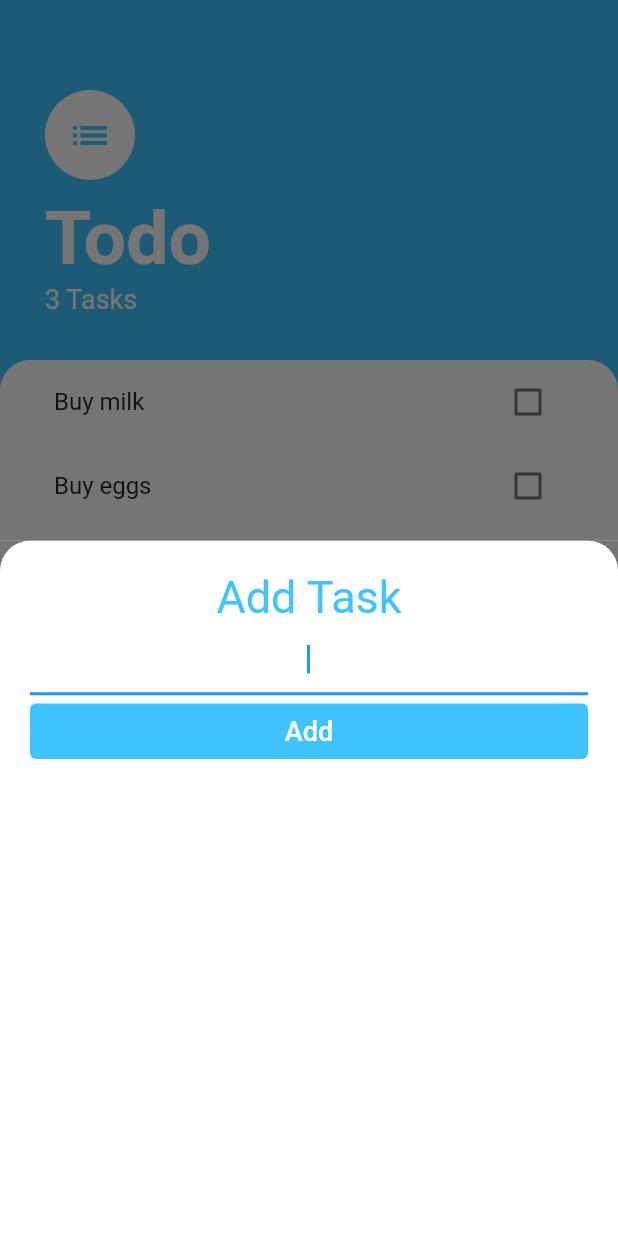
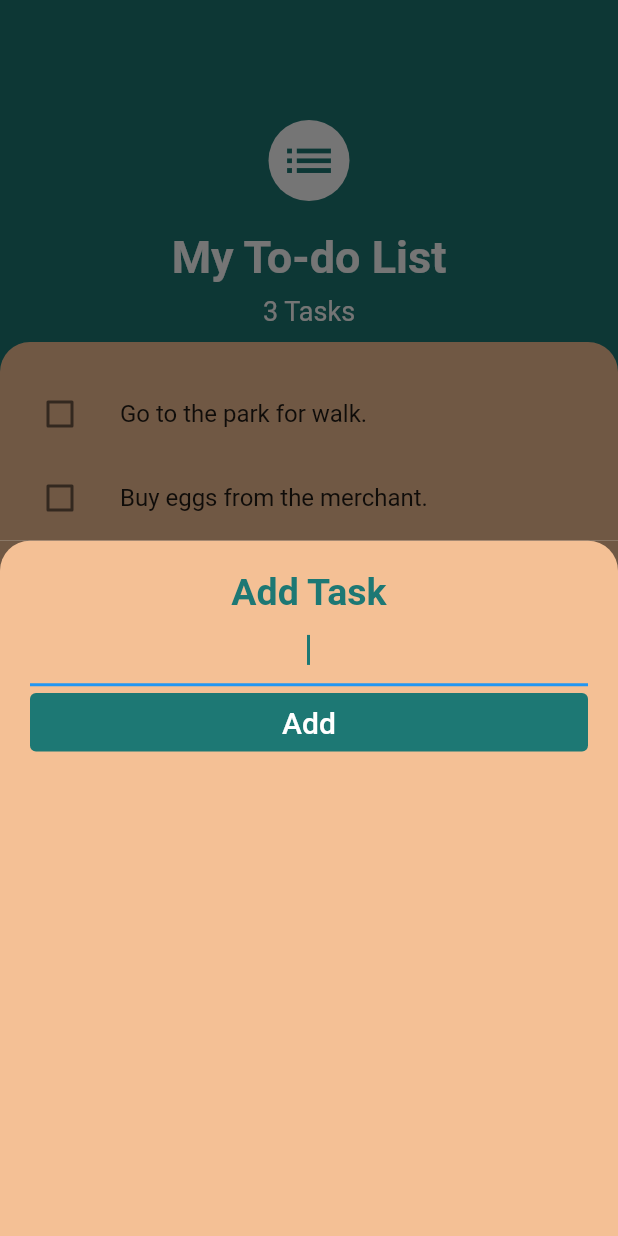
Before and after one commit to SinirliJapon/To-Do_List, a Flutter app: the screen it shows after launch, after a tap on the "add" icon, on a phone screen of 412 x 824 dp. Run offline on Flutter 3.47's test engine with Material 2 defaults, Android fonts, the phone set to English and light mode, and no system bars.

Commit message:
adding constants.dart, implementing the provider

```diff
--- /dev/null
+++ b/lib/constants.dart
@@ -0,0 +1,35 @@
+import 'package:flutter/material.dart';
+
+const kPrimaryColor = Color(0xFF1D7874);
+const kTaskTileColor = Color(0xFFF4C095);
+const kHoverColor = Color(0xFF705844);
+
+const kTaskTitle = TextStyle(
+  color: Colors.white,
+  fontSize: 30.0,
+  fontWeight: FontWeight.w700,
+);
+
+const kTaskNumber = TextStyle(
+  color: Colors.white,
+  fontSize: 18.0,
+);
+
+const kBoxDecoration = BoxDecoration(
+  color: kTaskTileColor,
+  borderRadius: BorderRadius.only(
+    topLeft: Radius.circular(20.0),
+    topRight: Radius.circular(20.0),
+  ),
+);
+
+const kAddTaskTitle = TextStyle(
+  fontWeight: FontWeight.w700,
+  color: kPrimaryColor,
+  fontSize: 25.0,
+);
+
+const kButtonTextTitle = TextStyle(
+  color: Colors.white,
+  fontSize: 20.0,
+);
--- a/lib/main.dart
+++ b/lib/main.dart
@@ -1,4 +1,7 @@
 import 'package:flutter/material.dart';
+import 'package:provider/provider.dart';
+import 'package:todo_list/constants.dart';
+import 'package:todo_list/models/task_data.dart';
 import 'package:todo_list/screens/tasks_screen.dart';
 
 void main() => runApp(const MyApp());
@@ -8,8 +11,16 @@ class MyApp extends StatelessWidget {
 
   @override
   Widget build(BuildContext context) {
-    return MaterialApp(
-      home: TasksScreen(),
+    return ChangeNotifierProvider(
+      // builder: (context) => TaskData(),
+      create: (BuildContext context) => TaskData(),
+      child: MaterialApp(
+        theme: ThemeData(
+          primaryColor: kPrimaryColor,
+          scaffoldBackgroundColor: kTaskTileColor,
+        ),
+        home: TasksScreen(),
+      ),
     );
   }
 }
--- /dev/null
+++ b/lib/models/task_data.dart
@@ -0,0 +1,25 @@
+import 'package:flutter/cupertino.dart';
+import 'package:flutter/foundation.dart';
+import 'task.dart';
+import 'dart:collection';
+
+class TaskData extends ChangeNotifier {
+  List<Task> _tasks = [
+    Task(name: 'Go to the park for walk.'),
+    Task(name: 'Buy eggs from the merchant.'),
+    Task(name: 'Prepare for the prom.'),
+  ];
+
+  UnmodifiableListView<Task> get tasks => UnmodifiableListView(_tasks);
+
+  int get taskCount {
+    return _tasks.length;
+  }
+
+  void addTask(String newTaskTitle) {
+
+    final task = Task(name: newTaskTitle);
+    _tasks.add(task);
+    notifyListeners();
+  }
+}
--- a/lib/screens/add_task_screen.dart
+++ b/lib/screens/add_task_screen.dart
@@ -1,26 +1,18 @@
 import 'package:flutter/material.dart';
+import 'package:todo_list/constants.dart';
+import 'package:provider/provider.dart';
+import 'package:todo_list/models/task_data.dart';
 
 class AddTaskScreen extends StatelessWidget {
-
-  final Function addTaskCallback;
-
-  AddTaskScreen({required this.addTaskCallback});
-
   @override
   Widget build(BuildContext context) {
     late String newTaskTitle;
 
     return Container(
-      color: const Color(0xff757575),
+      color: kHoverColor,
       child: Container(
         padding: const EdgeInsets.all(20.0),
-        decoration: const BoxDecoration(
-          color: Colors.white,
-          borderRadius: BorderRadius.only(
-            topRight: Radius.circular(20.0),
-            topLeft: Radius.circular(20.0),
-          ),
-        ),
+        decoration: kBoxDecoration,
         child: Column(
           crossAxisAlignment: CrossAxisAlignment.stretch,
           children: [
@@ -28,13 +20,12 @@ class AddTaskScreen extends StatelessWidget {
               child: const Text(
                 'Add Task',
                 textAlign: TextAlign.center,
-                style: TextStyle(
-                  color: Colors.lightBlueAccent,
-                  fontSize: 30.0,
-                ),
+                style: kAddTaskTitle,
               ),
             ),
             TextField(
+              cursorColor: kPrimaryColor,
+              cursorHeight: 20.0,
               autofocus: true,
               textAlign: TextAlign.center,
               onChanged: (newText) {
@@ -42,20 +33,18 @@ class AddTaskScreen extends StatelessWidget {
               },
             ),
             TextButton(
+              child: const Text(
+                'Add',
+                style: kButtonTextTitle,
+              ),
               style: TextButton.styleFrom(
-                backgroundColor: Colors.lightBlueAccent,
+                backgroundColor: kPrimaryColor,
               ),
               onPressed: () {
-                addTaskCallback(newTaskTitle);
+                Provider.of<TaskData>(context, listen: false).addTask(newTaskTitle);
+                Navigator.pop(context);
               },
-              child: const Text(
-                'Add',
-                style: TextStyle(
-                  color: Colors.white,
-                  fontSize: 18.0,
-                ),
-              ),
-            )
+            ),
           ],
         ),
       ),
--- a/lib/screens/tasks_screen.dart
+++ b/lib/screens/tasks_screen.dart
@@ -1,101 +1,72 @@
 import 'package:flutter/material.dart';
+import 'package:todo_list/models/task_data.dart';
 import 'package:todo_list/widgets/tasks_list.dart';
 import 'add_task_screen.dart';
-import 'package:todo_list/models/task.dart';
+import 'package:provider/provider.dart';
+import 'package:todo_list/constants.dart';
 
-class TasksScreen extends StatefulWidget {
-  @override
-  State<TasksScreen> createState() => _TasksScreenState();
-}
-
-class _TasksScreenState extends State<TasksScreen> {
-  List<Task> tasks = [
-    Task(name: 'Buy milk'),
-    Task(name: 'Buy eggs'),
-    Task(name: 'Buy bread'),
-  ];
-
+class TasksScreen extends StatelessWidget {
   @override
   Widget build(BuildContext context) {
-    return Scaffold(
-      backgroundColor: Colors.lightBlueAccent,
+    return Center(
+      child: Scaffold(
+        backgroundColor: kPrimaryColor,
         floatingActionButton: FloatingActionButton(
-        backgroundColor: Colors.lightBlueAccent,
+          backgroundColor: kPrimaryColor,
           child: const Icon(Icons.add),
           onPressed: () {
             showModalBottomSheet(
               context: context,
-            builder: (context) => AddTaskScreen(
-              addTaskCallback: (newTaskTitle) {
-                setState(
-                  () {
-                    tasks.add(Task(name: newTaskTitle));
-                  },
-                );
-                Navigator.pop(context);
-              },
-            ),
+              builder: (context) => AddTaskScreen(),
             );
           },
         ),
         body: Column(
-        crossAxisAlignment: CrossAxisAlignment.start,
           children: [
             Container(
               padding: const EdgeInsets.only(
-                top: 60.0, left: 30.0, right: 30.0, bottom: 30.0),
+                  top: 60.0, left: 30.0, right: 30.0),
               child: Column(
-              crossAxisAlignment: CrossAxisAlignment.start,
                 children: [
+                  const SizedBox(height: 20.0),
                   const CircleAvatar(
+                    backgroundColor: Colors.white,
+                    radius: 27.0,
                     child: Icon(
                       Icons.list,
-                    color: Colors.lightBlueAccent,
-                    size: 30.0,
+                      color: kPrimaryColor,
+                      size: 39.0,
                     ),
-                  backgroundColor: Colors.white,
-                  radius: 30.0,
+                  ),
+                  const SizedBox(
+                    height: 20.0,
+                  ),
+                  const Text(
+                    'My To-do List',
+                    style: kTaskTitle,
+                  ),
+                  const SizedBox(
+                    height: 8.0,
+                  ),
+                  Text(
+                    '${Provider.of<TaskData>(context).taskCount} Tasks',
+                    style: kTaskNumber,
                   ),
                   const SizedBox(
                     height: 10.0,
-                ),
-                const Text(
-                  'Todo',
-                  style: TextStyle(
-                    color: Colors.white,
-                    fontSize: 50.0,
-                    fontWeight: FontWeight.w700,
-                  ),
-                ),
-                Text(
-                  '${tasks.length} Tasks',
-                  style: const TextStyle(
-                    color: Colors.white,
-                    fontSize: 18.0,
-                  ),
                   ),
                 ],
               ),
             ),
             Expanded(
               child: Container(
-              padding: const EdgeInsets.symmetric(
-                horizontal: 20.0,
-              ),
-              decoration: const BoxDecoration(
-                color: Colors.white,
-                borderRadius: BorderRadius.only(
-                  topLeft: Radius.circular(20.0),
-                  topRight: Radius.circular(20.0),
-                ),
-              ),
-              child: TasksList(
-                tasks: tasks,
-              ),
+                decoration: kBoxDecoration,
+                child: TasksList(),
               ),
             ),
           ],
         ),
+      ),
     );
   }
 }
--- a/lib/widgets/task_tile.dart
+++ b/lib/widgets/task_tile.dart
@@ -1,28 +1,29 @@
 import 'package:flutter/material.dart';
+import 'package:todo_list/constants.dart';
 
 class TaskTile extends StatelessWidget {
   final bool isChecked;
   final String taskTitle;
   final Function checkboxCallBack;
 
-  TaskTile({required this.isChecked, required this.taskTitle, required this.checkboxCallBack});
+  TaskTile({ required this.taskTitle, required this.isChecked, required this.checkboxCallBack});
 
   @override
   Widget build(BuildContext context) {
     return ListTile(
+      leading: Checkbox(
+        activeColor: kPrimaryColor,
+        value: isChecked,
+        onChanged: (newValue) {
+          checkboxCallBack(newValue);
+        },
+      ),
       title: Text(
         taskTitle,
         style: TextStyle(
           decoration: isChecked ? TextDecoration.lineThrough : null,
         ),
       ),
-      trailing: Checkbox(
-        activeColor: Colors.lightBlueAccent,
-        value: isChecked,
-        onChanged: (newValue) {
-          checkboxCallBack(newValue);
-        },
-      ),
     );
   }
 }
--- a/lib/widgets/tasks_list.dart
+++ b/lib/widgets/tasks_list.dart
@@ -1,34 +1,30 @@
 import 'package:flutter/material.dart';
 import 'package:todo_list/widgets/task_tile.dart';
-import 'package:todo_list/models/task.dart';
+import 'package:provider/provider.dart';
+import 'package:todo_list/models/task_data.dart';
 
-class TasksList extends StatefulWidget {
-
-  final List<Task> tasks;
-
-  const TasksList({required this.tasks});
-
-  @override
-  State<TasksList> createState() => _TasksListState();
-}
-
-class _TasksListState extends State<TasksList> {
+class TasksList extends StatelessWidget {
 
   @override
   Widget build(BuildContext context) {
-    return ListView.builder(
-      itemBuilder: (context, index) {
-        return TaskTile(
-          isChecked: widget.tasks[index].isDone,
-          taskTitle: widget.tasks[index].name,
-          checkboxCallBack: (bool? checkboxState) {
-            setState(() {
-              widget.tasks[index].toggleDone();
-            });
+    return Consumer<TaskData>(
+      builder: (context, taskData, child) {
+        return ListView.builder(
+          padding: const EdgeInsets.only(top: 20.0),
+          itemCount:  taskData.taskCount,
+          itemBuilder: (context, index) {
+            return TaskTile(
+              isChecked: taskData.tasks[index].isDone,
+              taskTitle:  taskData.tasks[index].name,
+              checkboxCallBack: (bool? checkboxState) {
+                // setState(() {
+                //   Provider.of<TaskData>(context).tasks[index].toggleDone();
+                // });
+              },
+            );
           },
         );
       },
-      itemCount: widget.tasks.length,
     );
   }
 }
```
Lines whose indentation alone changed are shown as unchanged.
